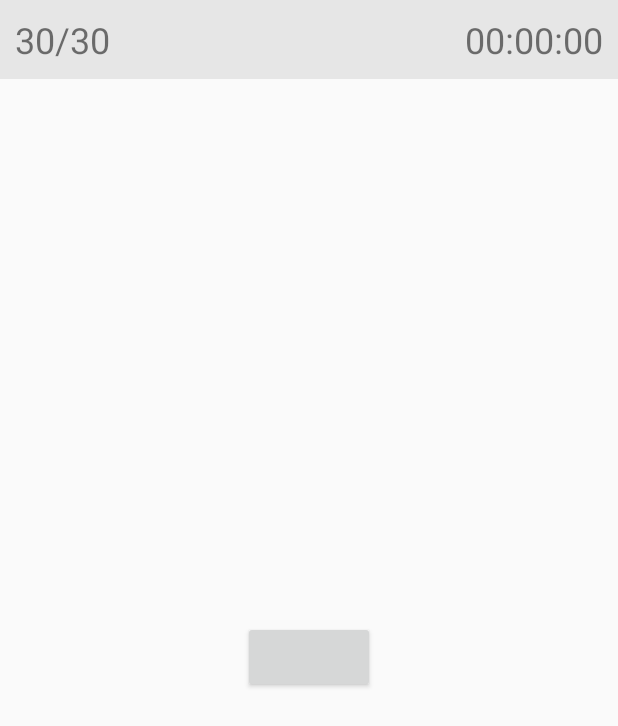
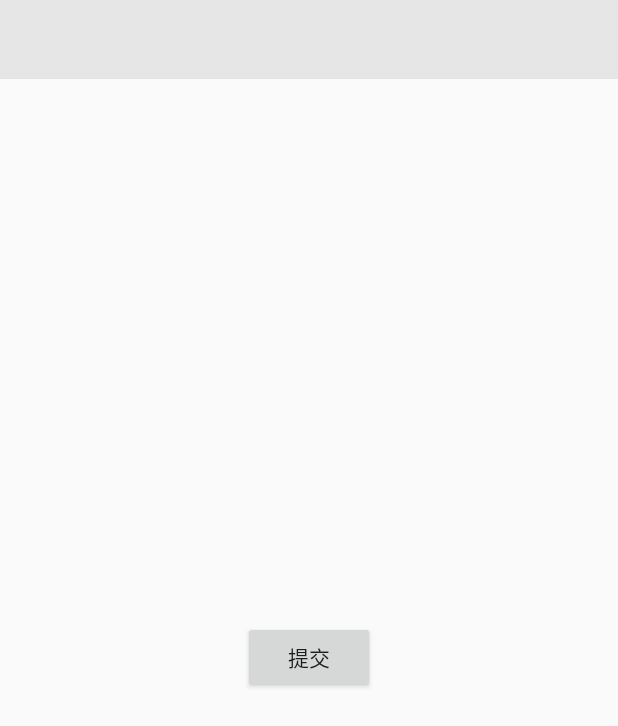
Before and after one commit to singing-dancing-bug-basketball/Android, an Android app: the layout activity_exam.xml on its own in the app's theme, with its tools: preview values and no code run, on a phone screen of 412 x 824 dp. Shown: the top 726 px of the screen. Run offline under Robolectric (Android 15) with nearby library versions, the phone set to English and light mode, and no system bars.

Commit message:
Working on exam activity.

```diff
--- a/app/src/main/res/layout/activity_exam.xml
+++ b/app/src/main/res/layout/activity_exam.xml
@@ -21,8 +21,7 @@
                 android:layout_weight="50"
                 android:id="@+id/question_left"
                 android:gravity="start"
-                android:textSize="24sp"
-                android:text="30/30"/>
+                android:textSize="24sp"/>
 
         <TextView
                 android:layout_width="0dp"
@@ -30,8 +29,7 @@
                 android:layout_weight="50"
                 android:id="@+id/time_left"
                 android:gravity="end"
-                android:textSize="24sp"
-                android:text="00:00:00"/>
+                android:textSize="24sp"/>
 
     </LinearLayout>
 
@@ -52,7 +50,7 @@
                 android:id="@+id/submit_button"
                 android:layout_width="wrap_content"
                 android:layout_height="wrap_content"
-        />
+                android:text="@string/submit"/>
 
     </LinearLayout>
 
--- a/app/src/main/res/values/strings.xml
+++ b/app/src/main/res/values/strings.xml
@@ -17,4 +17,5 @@
     <string name="network_error">网络异常，请检查网络连接！</string>
     <string name="invalid_username_password">用户名或密码无效</string>
     <string name="unknown_error">未知错误</string>
+    <string name="submit">提交</string>
 </resources>
```
Also changed, not shown: app/src/main/AndroidManifest.xml (+6 -2 lines), app/src/main/java/com/nickyc975/android/view/ExamsFragment.kt (+5 -5 lines).
